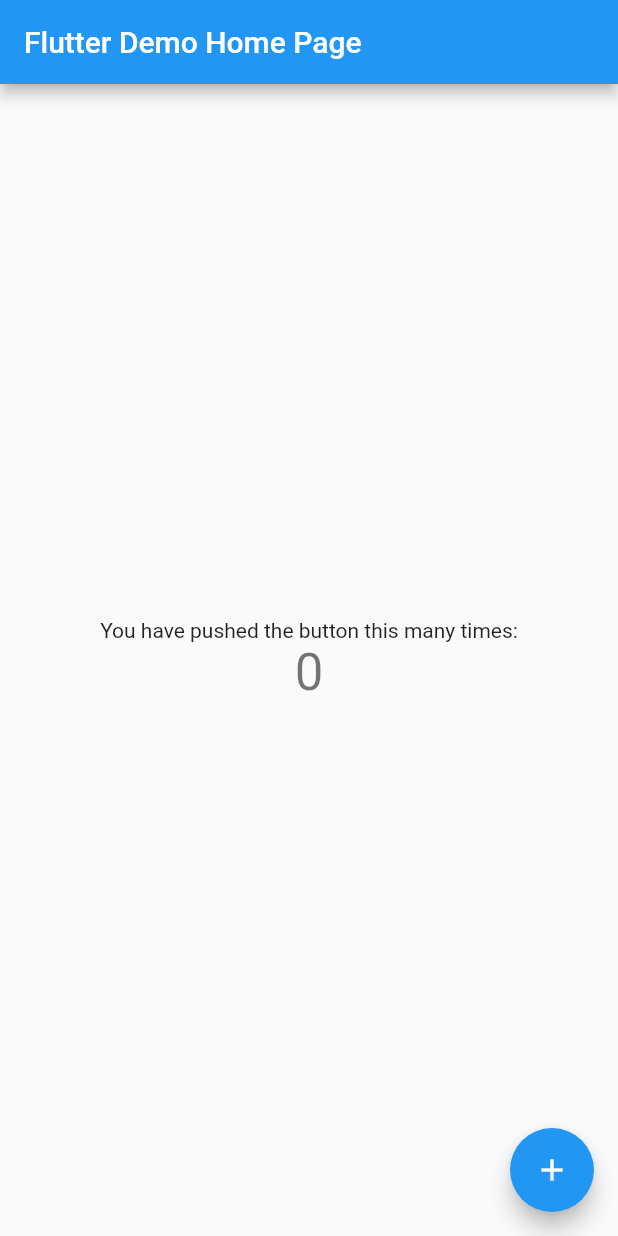
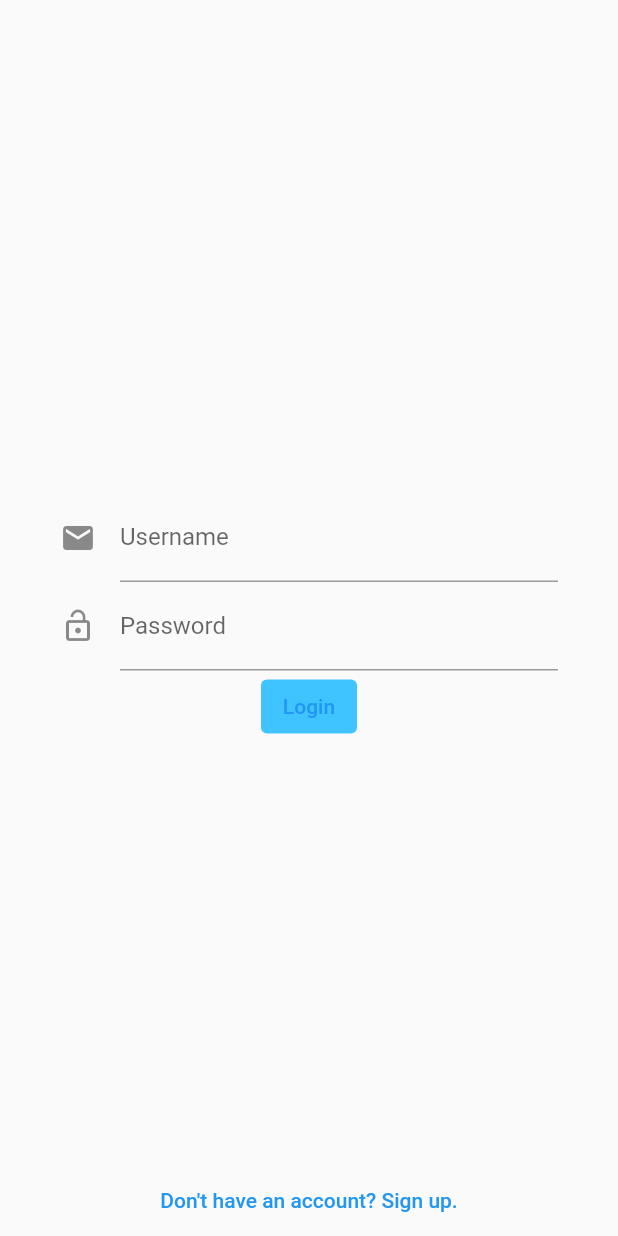
Before and after one commit to Jang-zn/whenmeet, a Flutter app: the screen it shows after launch, on a phone screen of 412 x 824 dp. Run offline on Flutter 3.47's test engine with Material 2 defaults, Android fonts, the phone set to English and light mode, and no system bars.

Commit message:
aws_flutter sample

```diff
--- a/lib/main.dart
+++ b/lib/main.dart
@@ -1,64 +1,63 @@
 import 'package:flutter/material.dart';
+import 'package:whenmeet/service/auth_service.dart';
+import 'package:whenmeet/view/login_page.dart';
+import 'package:whenmeet/view/sign_up_page.dart';
 
 void main() {
-  runApp(const MyApp());
+  runApp(MyApp());
 }
 
-class MyApp extends StatelessWidget {
-  const MyApp({Key? key}) : super(key: key);
+// 1
+class MyApp extends StatefulWidget {
+  @override
+  State<StatefulWidget> createState() => _MyAppState();
+}
+
+class _MyAppState extends State<MyApp> {
+  final _authService = AuthService();
+
+  @override
+  void initState() {
+    super.initState();
+    _authService.showLogin();
+  }
 
   @override
   Widget build(BuildContext context) {
     return MaterialApp(
-      title: 'Flutter Demo',
-      theme: ThemeData(
-        primarySwatch: Colors.blue,
-      ),
-      home: const MyHomePage(title: 'Flutter Demo Home Page'),
-    );
+      title: 'Photo Gallery App',
+      theme: ThemeData(visualDensity: VisualDensity.adaptivePlatformDensity),
+      // 2
+      home: StreamBuilder<AuthState>(
+        // 2
+          stream: _authService.authStateController.stream,
+          builder: (context, snapshot) {
+            // 3
+            if (snapshot.hasData) {
+              return Navigator(
+                pages: [
+                  // 4
+                  // Show Login Page
+                  if (snapshot.data?.authFlowStatus == AuthFlowStatus.login)
+                    MaterialPage(child: LoginPage(
+                        shouldShowSignUp: _authService.showSignUp
+                    )),
+
+                  // 5
+                  // Show Sign Up Page
+                  if (snapshot.data?.authFlowStatus == AuthFlowStatus.signUp)
+                    MaterialPage(child: SignUpPage())
+                ],
+                onPopPage: (route, result) => route.didPop(result),
+              );
+            } else {
+              // 6
+              return Container(
+                alignment: Alignment.center,
+                child: const CircularProgressIndicator(),
+              );
+            }
+          }),
+      );
   }
 }
-
-class MyHomePage extends StatefulWidget {
-  const MyHomePage({Key? key, required this.title}) : super(key: key);
-  final String title;
-  @override
-  State<MyHomePage> createState() => _MyHomePageState();
-}
-
-class _MyHomePageState extends State<MyHomePage> {
-  int _counter = 0;
-  void _incrementCounter() {
-    setState(() {
-      _counter++;
-    });
-  }
-
-  @override
-  Widget build(BuildContext context) {
-    return Scaffold(
-      appBar: AppBar(
-        title: Text(widget.title),
-      ),
-      body: Center(
-        child: Column(
-          mainAxisAlignment: MainAxisAlignment.center,
-          children: <Widget>[
-            const Text(
-              'You have pushed the button this many times:',
-            ),
-            Text(
-              '$_counter',
-              style: Theme.of(context).textTheme.headline4,
-            ),
-          ],
-        ),
-      ),
-      floatingActionButton: FloatingActionButton(
-        onPressed: _incrementCounter,
-        tooltip: 'Increment',
-        child: const Icon(Icons.add),
-      ),
-    );
-  }
-}
--- /dev/null
+++ b/lib/service/auth_service.dart
@@ -0,0 +1,29 @@
+import 'dart:async';
+
+// 1
+enum AuthFlowStatus { login, signUp, verification, session }
+
+// 2
+class AuthState {
+  final AuthFlowStatus? authFlowStatus;
+
+  AuthState({this.authFlowStatus});
+}
+
+// 3
+class AuthService {
+  // 4
+  final authStateController = StreamController<AuthState>();
+
+  // 5
+  void showSignUp() {
+    final state = AuthState(authFlowStatus: AuthFlowStatus.signUp);
+    authStateController.add(state);
+  }
+
+  // 6
+  void showLogin() {
+    final state = AuthState(authFlowStatus: AuthFlowStatus.login);
+    authStateController.add(state);
+  }
+}
--- /dev/null
+++ b/lib/view/login_page.dart
@@ -0,0 +1,78 @@
+import 'package:flutter/material.dart';
+
+class LoginPage extends StatefulWidget {
+  final VoidCallback? shouldShowSignUp;
+  LoginPage({Key? key, this.shouldShowSignUp}) : super(key: key);
+
+  @override
+  State<StatefulWidget> createState() => _LoginPageState();
+}
+
+class _LoginPageState extends State<LoginPage> {
+  // 1
+  final _usernameController = TextEditingController();
+  final _passwordController = TextEditingController();
+
+  @override
+  Widget build(BuildContext context) {
+    // 2
+    return Scaffold(
+      // 3
+      body: SafeArea(
+          minimum: EdgeInsets.symmetric(horizontal: 40),
+          // 4
+          child: Stack(children: [
+            // Login Form
+            _loginForm(),
+
+            // 6
+            // Sign Up Button
+            Container(
+              alignment: Alignment.bottomCenter,
+              child: TextButton(
+                  onPressed: widget.shouldShowSignUp,
+                  child: Text('Don\'t have an account? Sign up.')),
+            )
+          ])),
+    );
+  }
+
+  // 5
+  Widget _loginForm() {
+    return Column(
+      mainAxisAlignment: MainAxisAlignment.center,
+      children: [
+        // Username TextField
+        TextField(
+          controller: _usernameController,
+          decoration:
+          InputDecoration(icon: Icon(Icons.mail), labelText: 'Username'),
+        ),
+
+        // Password TextField
+        TextField(
+          controller: _passwordController,
+          decoration: const InputDecoration(
+              icon: Icon(Icons.lock_open), labelText: 'Password'),
+          obscureText: true,
+          keyboardType: TextInputType.visiblePassword,
+        ),
+
+        // Login Button
+        TextButton(
+            onPressed: _login,
+            child: Text('Login'),
+            style : ButtonStyle(backgroundColor: MaterialStateProperty.resolveWith((states) => Colors.lightBlueAccent))),
+      ],
+    );
+  }
+
+  // 7
+  void _login() {
+    final username = _usernameController.text.trim();
+    final password = _passwordController.text.trim();
+
+    print('username: $username');
+    print('password: $password');
+  }
+}
```
Also changed, not shown: lib/view/sign_up_page.dart (added, +78 -0 lines), 1 other file.
